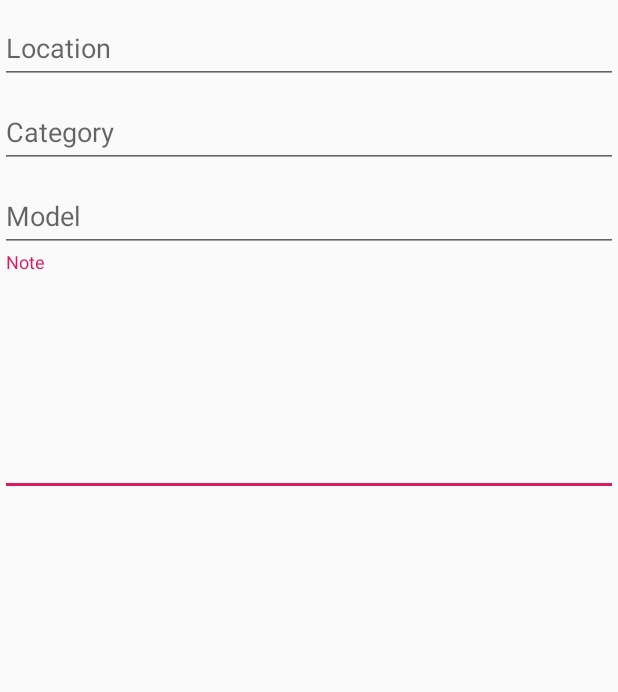
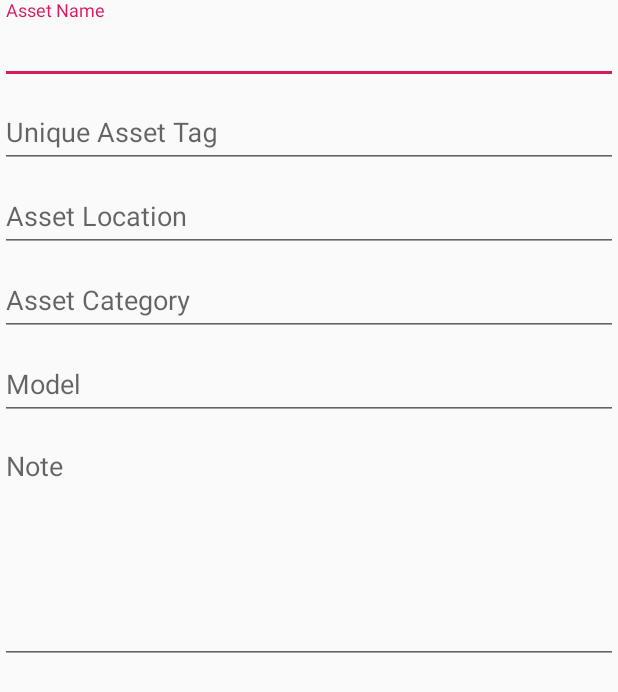
Before and after one commit to seemoo-lab/Hardwhere, an Android app: the layout fragment_editor.xml on its own in the app's theme, with its tools: preview values and no code run, on a phone screen of 412 x 824 dp. Shown: the top 692 px of the screen. Run offline under Robolectric (Android 15) with nearby library versions, the phone set to English and light mode, and no system bars.

Commit message:
Add asset tag & name to editor
Signed-off-by: Aron Heinecke <aron.heinecke@t-online.de>

```diff
--- a/app/src/main/res/layout/fragment_editor.xml
+++ b/app/src/main/res/layout/fragment_editor.xml
@@ -8,6 +8,28 @@
         android:layout_width="match_parent"
         android:layout_height="wrap_content"
         android:orientation="vertical">
+
+        <com.google.android.material.textfield.TextInputLayout
+            android:layout_width="match_parent"
+            android:layout_height="match_parent">
+
+            <com.google.android.material.textfield.TextInputEditText
+                android:id="@+id/assetName"
+                android:layout_width="match_parent"
+                android:layout_height="wrap_content"
+                android:hint="@string/hint_asset_name" />
+        </com.google.android.material.textfield.TextInputLayout>
+
+        <com.google.android.material.textfield.TextInputLayout
+            android:layout_width="match_parent"
+            android:layout_height="match_parent">
+
+            <com.google.android.material.textfield.TextInputEditText
+                android:id="@+id/assetTag"
+                android:layout_width="match_parent"
+                android:layout_height="wrap_content"
+                android:hint="@string/hint_asset_tag" />
+        </com.google.android.material.textfield.TextInputLayout>
 
         <com.google.android.material.textfield.TextInputLayout
             android:layout_width="match_parent"
--- a/app/src/main/res/values/strings.xml
+++ b/app/src/main/res/values/strings.xml
@@ -28,10 +28,12 @@
     <string name="title_multiedit">Multi-Edit</string>
     <string name="title_clear">Clear List</string>
     <string name="invalid_scan_id">Invalid ID ? Unable to fetch asset.</string>
-    <string name="hint_location">Location</string>
-    <string name="hint_category">Category</string>
+    <string name="hint_location">Asset Location</string>
+    <string name="hint_category">Asset Category</string>
     <string name="hint_model">Model</string>
     <string name="hint_manufacturer">Manufacturer</string>
+    <string name="hint_asset_tag">Unique Asset Tag</string>
+    <string name="hint_asset_name">Asset Name</string>
     <string name="error_fetch_selectable">Can\'t fetch data!</string>
 
     <string name="menu_home">Home</string>
@@ -49,4 +51,5 @@
     <string name="search">Search</string>
     <string name="hint_note">Note</string>
     <string name="title_finish_edit">Update</string>
+    <string name="toast_no_tag_multiedit">Asset Tags have to be unique</string>
 </resources>
```
Also changed, not shown: app/src/main/java/com/heinecke/aron/LARS/ui/editor/EditorFragment.kt (+20 -1 lines).
